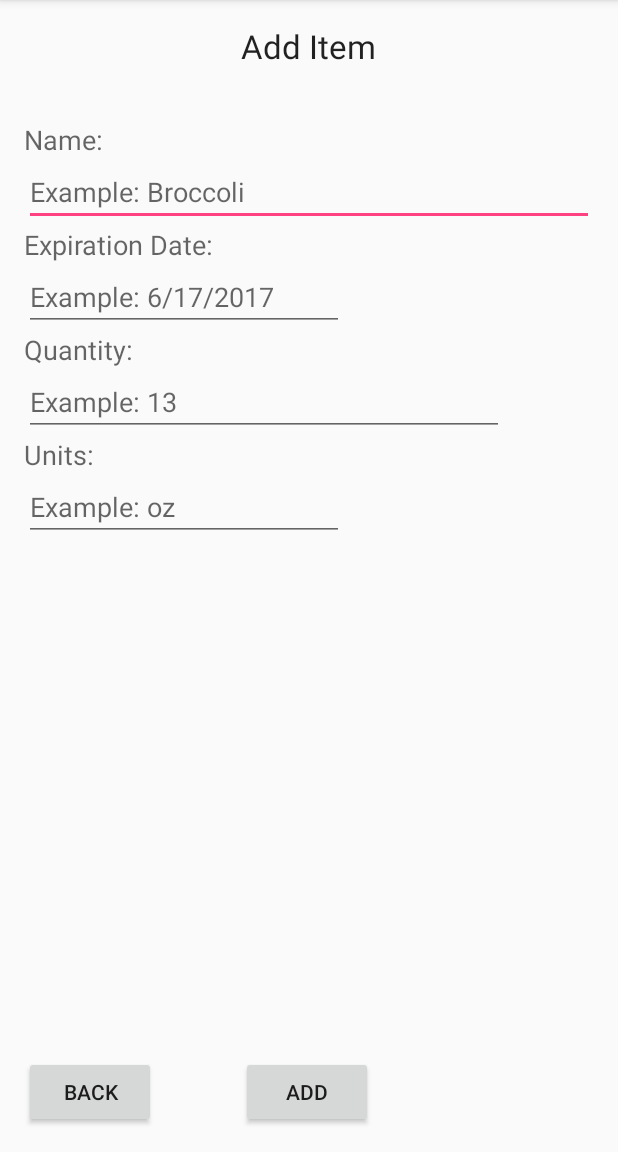
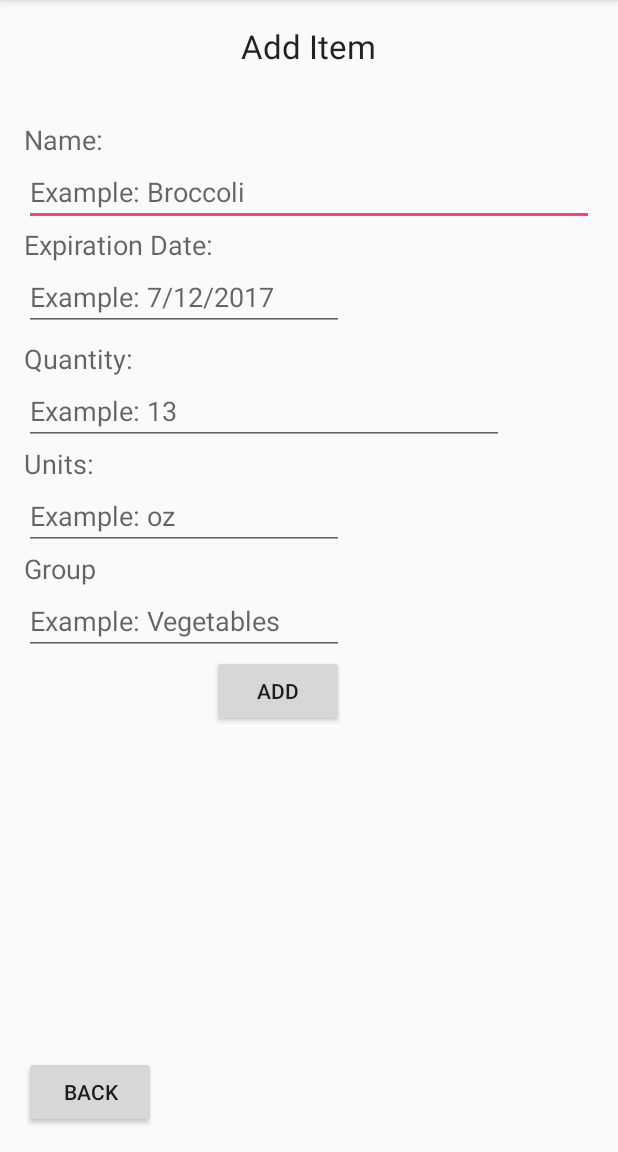
Before and after one commit to zcianflone/PantryPro, an Android app: the AddItem screen opened directly, with no data from a screen before it, after a tap on "ADD", on a phone screen of 412 x 824 dp, the part 84-1236 px from its top. Run offline under Robolectric (Android 15) with nearby library versions, the phone set to English and light mode, and no system bars; libraries missing offline, so code that uses them is left out: com.firebase.client; 3 statements that could not run were skipped.

Commit message:
Fixed AddItem to Pantry

```diff
--- a/app/src/main/java/com/example/zaccianflone/pantrypro/AddItem.java
+++ b/app/src/main/java/com/example/zaccianflone/pantrypro/AddItem.java
@@ -8,27 +8,17 @@ import android.view.View;
 import android.widget.EditText;
 import android.widget.Toast;
 
-import com.example.zaccianflone.pantrypro.database.Create;
 import com.example.zaccianflone.pantrypro.model.PantryItem;
-import com.example.zaccianflone.pantrypro.pantry.Item;
-import com.example.zaccianflone.pantrypro.pantry.Pantry;
 import com.firebase.client.Firebase;
 
-import java.util.ArrayList;
-import java.util.HashMap;
-import java.util.List;
+import java.text.ParseException;
 
 /**
  * Adds an Item to the pantry
- *
- * @author Kylor
- * @version 6/29/2016
  */
 public class AddItem extends AppCompatActivity {
 
-    //private static final String TAG = "AddItem";
-    private EditText mName, mExpDate, mQuantity, mUnit;
-
+    private static final String TAG = "AddItem";
 
     @Override
     protected void onCreate(Bundle savedInstanceState) {
@@ -36,146 +26,77 @@ public class AddItem extends AppCompatActivity {
         setContentView(R.layout.activity_add_item);
     }
 
+    /**
+     * When the user clicks back go to Main Activity
+     * @param view
+     */
     public void goBack(View view) {
         Intent intent = new Intent(this, MainActivity.class);
         startActivity(intent);
     }
 
-    public void run(View view) {
+    /**
+     * When the user clicks add item, add form to firebase
+     * @param view
+     */
+    public void addItem (View view) {
 
-        mName = (EditText) findViewById(R.id.editText6);
-        mExpDate = (EditText) findViewById(R.id.editText7);
-        mQuantity = (EditText) findViewById(R.id.editText8);
-        mUnit = (EditText) findViewById(R.id.editText9);
+        boolean addToast = false;
 
-//        name = mName.getText().toString();
-//        expDate = mExpDate.getText().toString();
-//        quantity = mQuantity.getText().toString();
-//        unit = mUnit.getText().toString();
+        EditText mName = (EditText) findViewById(R.id.editText6);
+        EditText mExpDate = (EditText) findViewById(R.id.editText7);
+        EditText mQuantity = (EditText) findViewById(R.id.editText8);
+        EditText mUnit = (EditText) findViewById(R.id.editText9);
+        EditText mGroup = (EditText) findViewById(R.id.editGroup);
 
-        if (!checkFields()) {
-            return;
+        String name = mName.getText().toString();
+        String expDate = mExpDate.getText().toString();
+        String quantity = mQuantity.getText().toString();
+        String unit = mUnit.getText().toString();
+        String group = mGroup.getText().toString();
+
+
+        Firebase pantryRef = new Firebase ("https://pantrypro-a7109.firebaseio.com/pantry");
+        Firebase groupRef = new Firebase ("https://pantrypro-a7109.firebaseio.com/pantryGroup");
+        Firebase pushRef = pantryRef.push();
+
+        /*
+        This form validation needs to get more robust with better regex validation.  As it stands now,
+        this will only write to the firebase if the field isn't empty.
+
+        If the name field is empty, we don't bother testing anything else because we wouldn't want a
+        nameless "item"
+         */
+        if (!name.matches("")){
+            addToast = true;
+
+            PantryItem pantryItem = null;
+            try {
+                pantryItem = new PantryItem(name, expDate, quantity, unit, group);
+            } catch (ParseException e) {
+                e.printStackTrace();
             }
 
-        addItem();
-        clearFields();
-        toast(view);
+            /**
+             * Adds our pantryItem object to our FireBase
+             */
+            pushRef.setValue(pantryItem);
+
+            /**
+             * this won't add the group if it already exists, but that's exactly what we want: set-like behavior
+             */
+            groupRef.child(pantryItem.getGroup()).setValue(pantryItem.getGroup());
+
         }
 
-
-    private Boolean checkFields() {
-        if (!Constants.checkFields(mName)) {
-            Toast.makeText(this, "No name for the Item", Toast.LENGTH_SHORT).show();
-            return false;
-        }
-        else if (!Constants.checkFields(mExpDate)) {
-            Toast.makeText(this, "No name for the Expiration Date", Toast.LENGTH_SHORT).show();
-            return false;
-        }
-        else if (!Constants.checkFields(mQuantity)) {
-            Toast.makeText(this, "No value for the Quantity", Toast.LENGTH_SHORT).show();
-            return false;
-        }
-        else if (!Constants.checkFields(mUnit)) {
-            Toast.makeText(this, "No value for the Quantity", Toast.LENGTH_SHORT).show();
-            return false;
-        }
-        else {
-            return true;
-        }
-    }
-
-    private void clearFields() {
-        mName.getText().clear();
-        mExpDate.getText().clear();
-        mQuantity.getText().clear();
-        mUnit.getText().clear();
-    }
-
-    public void toast(View view) {
+        // Display toast message at bottom of screen when an item has been added
+        if (addToast) {
             Context context = getApplicationContext();
             CharSequence text = "Item added to pantry";
             int duration = Toast.LENGTH_SHORT;
             Toast toast = Toast.makeText(context, text, duration);
             toast.show();
         }
-
-    public void addItem() {
-
-        //boolean addToast = false;
-
-//        EditText mName = (EditText) findViewById(R.id.editText6);
-//        EditText mExpDate = (EditText) findViewById(R.id.editText7);
-//        EditText mQuantity = (EditText) findViewById(R.id.editText8);
-//        EditText mUnit = (EditText) findViewById(R.id.editText9);
-
-//        /*String*/ name = mName.getText().toString();
-//        /*String*/ expDate = mExpDate.getText().toString();
-//        /*String*/ quantity = mQuantity.getText().toString();
-//        /*String*/ unit = mUnit.getText().toString();
-
-        List<String> list = new ArrayList<>();
-        list.add(mName.getText().toString());
-        list.add(mExpDate.getText().toString());
-        list.add(mQuantity.getText().toString());
-        list.add(mUnit.getText().toString());
-
-        Pantry item = new Item();
-        item.addOrEdit(list);
-
-
-
-
-
-
-//        Firebase pantryRef = new Firebase ("https://pantrypro-a7109.firebaseio.com/pantry");
-//        Firebase pushRef = pantryRef.push();
-//
-//        /*
-//        This form validation needs to get more robust with better regex validation.  As it stands now,
-//        this will only write to the firebase if the field isn't empty.
-//
-//        If the name field is empty, we don't bother testing anything else because we wouldn't want a
-//        nameless "item"
-//         */
-//        if (!name.matches("")){
-//            //ref.child("pantry").child(name.getText().toString()).child("name").setValue(name.getText().toString());
-//
-//            addToast = true;
-//
-//           /* if (!expdate.getText().toString().matches("")){
-//                //ref.child("pantry").child(name.getText().toString()).child("expdate").setValue(expdate.getText().toString());
-//            }*/
-//
-//            if (!quantity.matches("")){
-//                //ref.child("pantry").child(name.getText().toString()).child("quantity").setValue(quantity.getText().toString());
-//            }
-//            else //if the user doesn't specify a quantity, we default a quantity of 1
-//            {
-//                //ref.child("pantry").child(name.getText().toString()).child("quantity").setValue("1");
-//            }
-//
-//            /*if (!unit.getText().toString().matches("")){
-//                //ref.child("pantry").child(name.getText().toString()).child("unit").setValue(unit.getText().toString());
-//            }*/
-//
-//            PantryItem pantryItem = new PantryItem(name, expDate, quantity, unit);
-//
-//            pushRef.setValue(pantryItem);
-//
-//        }
-//
-
-
-
-//        // Display toast message at bottom of screen when an item has been added
-//        if (addToast) {
-//            Context context = getApplicationContext();
-//            CharSequence text = "Item added to pantry";
-//            int duration = Toast.LENGTH_SHORT;
-//            Toast toast = Toast.makeText(context, text, duration);
-//            toast.show();
-//        }
     }
 
 }
--- a/app/src/main/res/layout/activity_add_item.xml
+++ b/app/src/main/res/layout/activity_add_item.xml
@@ -60,26 +60,16 @@
         android:layout_alignParentLeft="true"
         android:layout_alignParentStart="true" />
 
-    <EditText
-        android:layout_width="wrap_content"
-        android:layout_height="wrap_content"
-        android:inputType="date"
-        android:hint="Example: 6/17/2017"
-        android:ems="10"
-        android:id="@+id/editText7"
-        android:layout_below="@+id/textView9"
-        android:layout_alignParentLeft="true"
-        android:layout_alignParentStart="true" />
-
     <TextView
         android:layout_width="wrap_content"
         android:layout_height="wrap_content"
         android:textAppearance="?android:attr/textAppearanceMedium"
         android:text="Quantity:"
         android:id="@+id/textView10"
-        android:layout_below="@+id/editText7"
+        android:layout_below="@+id/textView9"
         android:layout_alignParentLeft="true"
-        android:layout_alignParentStart="true" />
+        android:layout_alignParentStart="true"
+        android:layout_marginTop="51dp" />
 
     <EditText
         android:layout_width="wrap_content"
@@ -118,10 +108,41 @@
         android:layout_height="wrap_content"
         android:text="Add"
         android:id="@+id/button"
-        android:onClick="run"
-        android:layout_alignTop="@+id/back"
-        android:layout_alignLeft="@+id/textView4"
-        android:layout_alignStart="@+id/textView4"
-        />
+        android:onClick="addItem"
+        android:layout_below="@+id/editGroup"
+        android:layout_alignRight="@+id/editText9"
+        android:layout_alignEnd="@+id/editText9" />
+
+    <EditText
+        android:layout_width="wrap_content"
+        android:layout_height="wrap_content"
+        android:inputType="date"
+        android:hint="Example: 7/12/2017"
+        android:ems="10"
+        android:id="@+id/editText7"
+        android:layout_below="@+id/textView9"
+        android:layout_alignParentLeft="true"
+        android:layout_alignParentStart="true" />
+
+    <TextView
+        android:layout_width="wrap_content"
+        android:layout_height="wrap_content"
+        android:textAppearance="?android:attr/textAppearanceMedium"
+        android:text="Group"
+        android:id="@+id/textGroup"
+        android:layout_below="@+id/editText9"
+        android:layout_alignParentLeft="true"
+        android:layout_alignParentStart="true" />
+
+    <EditText
+        android:layout_width="wrap_content"
+        android:layout_height="wrap_content"
+        android:id="@+id/editGroup"
+        android:hint="Example: Vegetables"
+        android:layout_below="@+id/textGroup"
+        android:layout_alignParentLeft="true"
+        android:layout_alignParentStart="true"
+        android:layout_alignRight="@+id/button"
+        android:layout_alignEnd="@+id/button" />
 
 </RelativeLayout>
```
Lines whose indentation alone changed are shown as unchanged.
